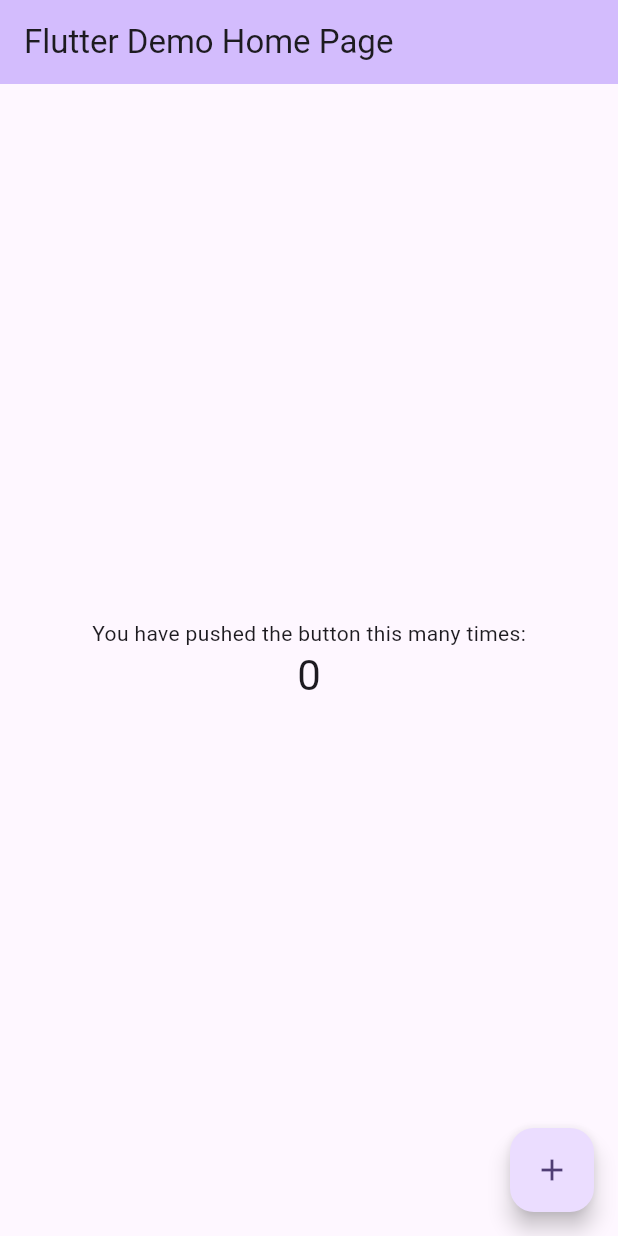
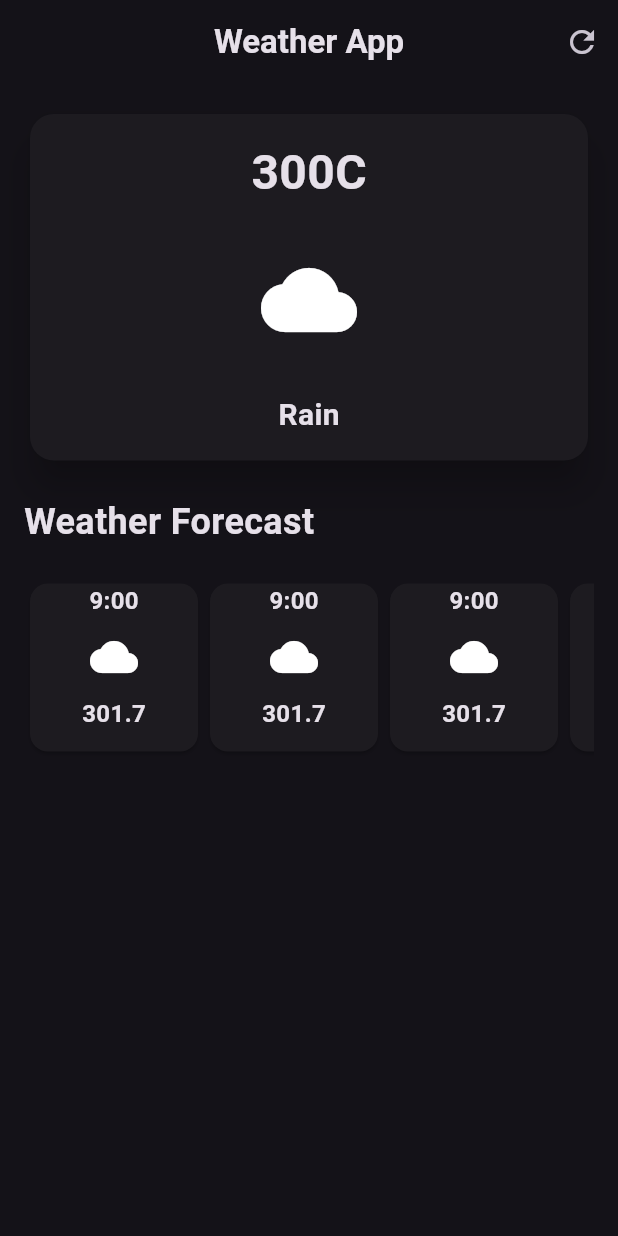
Before and after one commit to rohitkhicher001/weatherApp, a Flutter app: the screen it shows after launch, on a phone screen of 412 x 824 dp. Run offline on Flutter 3.47's test engine with Material 3 defaults, Android fonts, the phone set to English and light mode, and no system bars.

Commit message:
created UI for Weather App, Additional Information part not included

```diff
--- a/lib/main.dart
+++ b/lib/main.dart
@@ -1,4 +1,5 @@
 import 'package:flutter/material.dart';
+import 'package:weather_app/pages/weather_page.dart';
 
 void main() {
   runApp(const MyApp());
@@ -7,116 +8,8 @@ void main() {
 class MyApp extends StatelessWidget {
   const MyApp({super.key});
 
-  // This widget is the root of your application.
   @override
   Widget build(BuildContext context) {
-    return MaterialApp(
-      title: 'Flutter Demo',
-      theme: ThemeData(
-        // This is the theme of your application.
-        //
-        // TRY THIS: Try running your application with "flutter run". You'll see
-        // the application has a purple toolbar. Then, without quitting the app,
-        // try changing the seedColor in the colorScheme below to Colors.green
-        // and then invoke "hot reload" (save your changes or press the "hot
-        // reload" button in a Flutter-supported IDE, or press "r" if you used
-        // the command line to start the app).
-        //
-        // Notice that the counter didn't reset back to zero; the application
-        // state is not lost during the reload. To reset the state, use hot
-        // restart instead.
-        //
-        // This works for code too, not just values: Most code changes can be
-        // tested with just a hot reload.
-        colorScheme: ColorScheme.fromSeed(seedColor: Colors.deepPurple),
-      ),
-      home: const MyHomePage(title: 'Flutter Demo Home Page'),
-    );
+    return MaterialApp(home: WeatherPage(), theme: ThemeData.dark());
   }
 }
-
-class MyHomePage extends StatefulWidget {
-  const MyHomePage({super.key, required this.title});
-
-  // This widget is the home page of your application. It is stateful, meaning
-  // that it has a State object (defined below) that contains fields that affect
-  // how it looks.
-
-  // This class is the configuration for the state. It holds the values (in this
-  // case the title) provided by the parent (in this case the App widget) and
-  // used by the build method of the State. Fields in a Widget subclass are
-  // always marked "final".
-
-  final String title;
-
-  @override
-  State<MyHomePage> createState() => _MyHomePageState();
-}
-
-class _MyHomePageState extends State<MyHomePage> {
-  int _counter = 0;
-
-  void _incrementCounter() {
-    setState(() {
-      // This call to setState tells the Flutter framework that something has
-      // changed in this State, which causes it to rerun the build method below
-      // so that the display can reflect the updated values. If we changed
-      // _counter without calling setState(), then the build method would not be
-      // called again, and so nothing would appear to happen.
-      _counter++;
-    });
-  }
-
-  @override
-  Widget build(BuildContext context) {
-    // This method is rerun every time setState is called, for instance as done
-    // by the _incrementCounter method above.
-    //
-    // The Flutter framework has been optimized to make rerunning build methods
-    // fast, so that you can just rebuild anything that needs updating rather
-    // than having to individually change instances of widgets.
-    return Scaffold(
-      appBar: AppBar(
-        // TRY THIS: Try changing the color here to a specific color (to
-        // Colors.amber, perhaps?) and trigger a hot reload to see the AppBar
-        // change color while the other colors stay the same.
-        backgroundColor: Theme.of(context).colorScheme.inversePrimary,
-        // Here we take the value from the MyHomePage object that was created by
-        // the App.build method, and use it to set our appbar title.
-        title: Text(widget.title),
-      ),
-      body: Center(
-        // Center is a layout widget. It takes a single child and positions it
-        // in the middle of the parent.
-        child: Column(
-          // Column is also a layout widget. It takes a list of children and
-          // arranges them vertically. By default, it sizes itself to fit its
-          // children horizontally, and tries to be as tall as its parent.
-          //
-          // Column has various properties to control how it sizes itself and
-          // how it positions its children. Here we use mainAxisAlignment to
-          // center the children vertically; the main axis here is the vertical
-          // axis because Columns are vertical (the cross axis would be
-          // horizontal).
-          //
-          // TRY THIS: Invoke "debug painting" (choose the "Toggle Debug Paint"
-          // action in the IDE, or press "p" in the console), to see the
-          // wireframe for each widget.
-          mainAxisAlignment: MainAxisAlignment.center,
-          children: <Widget>[
-            const Text('You have pushed the button this many times:'),
-            Text(
-              '$_counter',
-              style: Theme.of(context).textTheme.headlineMedium,
-            ),
-          ],
-        ),
-      ),
-      floatingActionButton: FloatingActionButton(
-        onPressed: _incrementCounter,
-        tooltip: 'Increment',
-        child: const Icon(Icons.add),
-      ), // This trailing comma makes auto-formatting nicer for build methods.
-    );
-  }
-}
--- /dev/null
+++ b/lib/pages/weather_page.dart
@@ -0,0 +1,58 @@
+import 'package:flutter/material.dart';
+import 'package:weather_app/widgets/weather_forecast_widget.dart';
+
+class WeatherPage extends StatelessWidget {
+  const WeatherPage({super.key});
+
+  @override
+  Widget build(BuildContext context) {
+    return Scaffold(
+      appBar: AppBar(
+        title: Text('Weather App', style: TextStyle(fontWeight: FontWeight.bold)),
+        centerTitle: true,
+        actions: [IconButton(onPressed: () {}, icon: Icon(Icons.refresh))],
+      ),
+      body: Padding(
+        padding: EdgeInsets.all(16.0),
+        child: Column(
+          crossAxisAlignment: CrossAxisAlignment.start,
+          children: [
+            SizedBox(
+              width: double.infinity,
+              child: Card(
+                elevation: 10,
+                shape: RoundedRectangleBorder(borderRadius: BorderRadius.circular(16.0)),
+                child: Padding(
+                  padding: EdgeInsets.all(16.0),
+                  child: Column(
+                    spacing: 30,
+                    children: [
+                      Text('300C', style: TextStyle(fontSize: 32, fontWeight: FontWeight.bold)),
+                      Icon(Icons.cloud, size: 64),
+                      Text('Rain', style: TextStyle(fontSize: 20, fontWeight: FontWeight.bold)),
+                    ],
+                  ),
+                ),
+              ),
+            ),
+            SizedBox(height: 20),
+            Text('Weather Forecast', style: TextStyle(fontSize: 24, fontWeight: FontWeight.bold)),
+            SizedBox(height: 20),
+            SingleChildScrollView(
+              scrollDirection: Axis.horizontal,
+              child: Row(
+                children: [
+                  WeatherForecastWidget(),
+                  WeatherForecastWidget(),
+                  WeatherForecastWidget(),
+                  WeatherForecastWidget(),
+                  WeatherForecastWidget(),
+                ],
+              ),
+            ),
+          ],
+        ),
+      ),
+    );
+  }
+}
--- /dev/null
+++ b/lib/widgets/weather_forecast_widget.dart
@@ -0,0 +1,24 @@
+import 'package:flutter/material.dart';
+
+class WeatherForecastWidget extends StatelessWidget {
+  const WeatherForecastWidget({super.key});
+
+  @override
+  Widget build(BuildContext context) {
+    return SizedBox(
+      width: 120,
+      height: 120,
+      child: Card(
+        // color: Colors.red,
+        child: Column(
+          spacing: 10,
+          children: [
+            Text('9:00', style: TextStyle(fontSize: 16, fontWeight: FontWeight.bold)),
+            Icon(Icons.cloud, size: 32),
+            Text('301.7', style: TextStyle(fontSize: 16, fontWeight: FontWeight.bold)),
+          ],
+        ),
+      ),
+    );
+  }
+}
```
